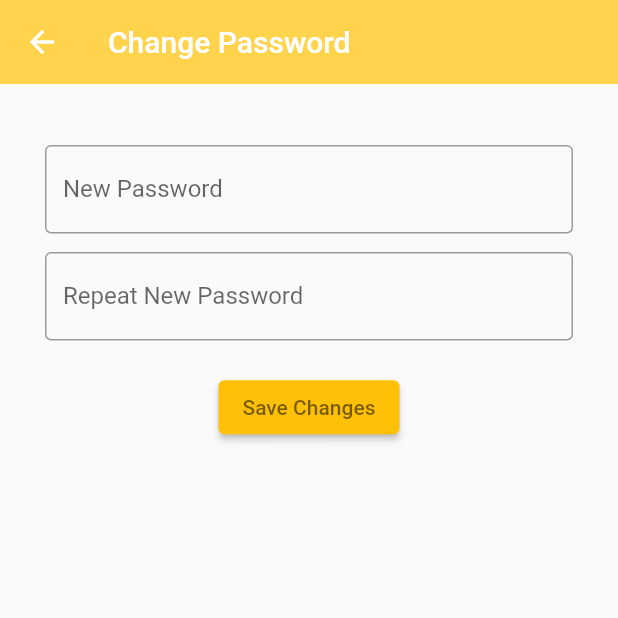
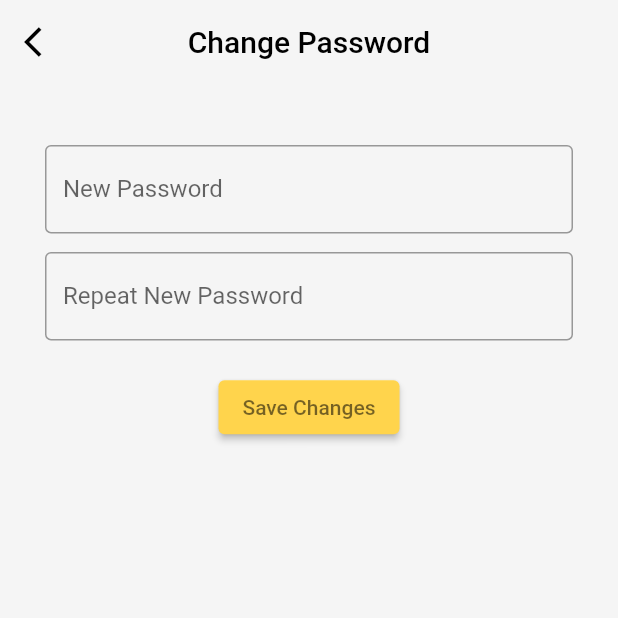
Before and after one commit to Mobile-Apps-Unpak/TA-Mobpro, a Flutter app: the ChangePassword screen opened directly, on a phone screen of 412 x 824 dp, the top half of it. Run offline on Flutter 3.47's test engine with Material 2 defaults, Android fonts, the light colour scheme and no system bars; our stand-ins replace cloud_firestore, firebase_auth, firebase_core, persistent_bottom_nav_bar_v2, webview_flutter; missing offline and left inert: dart:ffi; accounts and stored records are empty.

Commit message:
Change color on Appbar

```diff
--- a/mobile/lib/screen/change_password.dart
+++ b/mobile/lib/screen/change_password.dart
@@ -19,9 +19,21 @@ class _ChangePasswordState extends State<ChangePassword> {
   Widget build(BuildContext context) {
     var h = MediaQuery.of(context).size.height;
     return Scaffold(
+      backgroundColor: Colors.grey[100],
       appBar: AppBar(
-        title: const Text('Change Password'),
-        backgroundColor: const Color(0xffffd44c),
+        centerTitle: true,
+        leading: IconButton(
+          onPressed: () {
+            Navigator.pop(context, true);
+          },
+          icon: const Icon(Icons.arrow_back_ios),
+          color: Colors.black,
+        ),
+        title: const Text(
+          'Change Password',
+          style: TextStyle(color: Colors.black),
+        ),
+        backgroundColor: Colors.transparent,
         elevation: 0,
       ),
       body: Form(
@@ -76,7 +88,8 @@ class _ChangePasswordState extends State<ChangePassword> {
                   Align(
                     alignment: AlignmentDirectional.center,
                     child: ElevatedButton(
-                      style: ElevatedButton.styleFrom(primary: Colors.amber),
+                      style: ElevatedButton.styleFrom(
+                          primary: const Color.fromARGB(255, 255, 212, 76)),
                       onPressed: () async {
                         if (_formKey.currentState!.validate()) {
                           setState(
--- a/mobile/lib/screen/webview/modul_view.dart
+++ b/mobile/lib/screen/webview/modul_view.dart
@@ -23,6 +23,7 @@ class _ModulViewAppState extends State<ModulView> {
         actions: [
           NavigationControls(controller: controller),
         ],
+        elevation: 0,
       ),
       body: ModulViewStack(controller: controller),
     );
--- a/mobile/lib/screen/webview/video_webview.dart
+++ b/mobile/lib/screen/webview/video_webview.dart
@@ -26,6 +26,7 @@ class _VideoViewAppState extends State<VideoView> {
           NavigationControls(controller: controller),
           Menu(controller: controller),
         ],
+        elevation: 0,
       ),
       body: VideoViewStack(controller: controller),
     );
```
Also changed, not shown: mobile/lib/screen/chat.dart (+13 -2 lines), mobile/lib/screen/contact_us.dart (+7 -8 lines), mobile/lib/screen/edit_profile.dart (+17 -3 lines), mobile/lib/screen/package.dart (+6 -2 lines), mobile/lib/screen/profile.dart (+3 -9 lines), mobile/lib/screen/regist_page.dart (+5 -8 lines).
